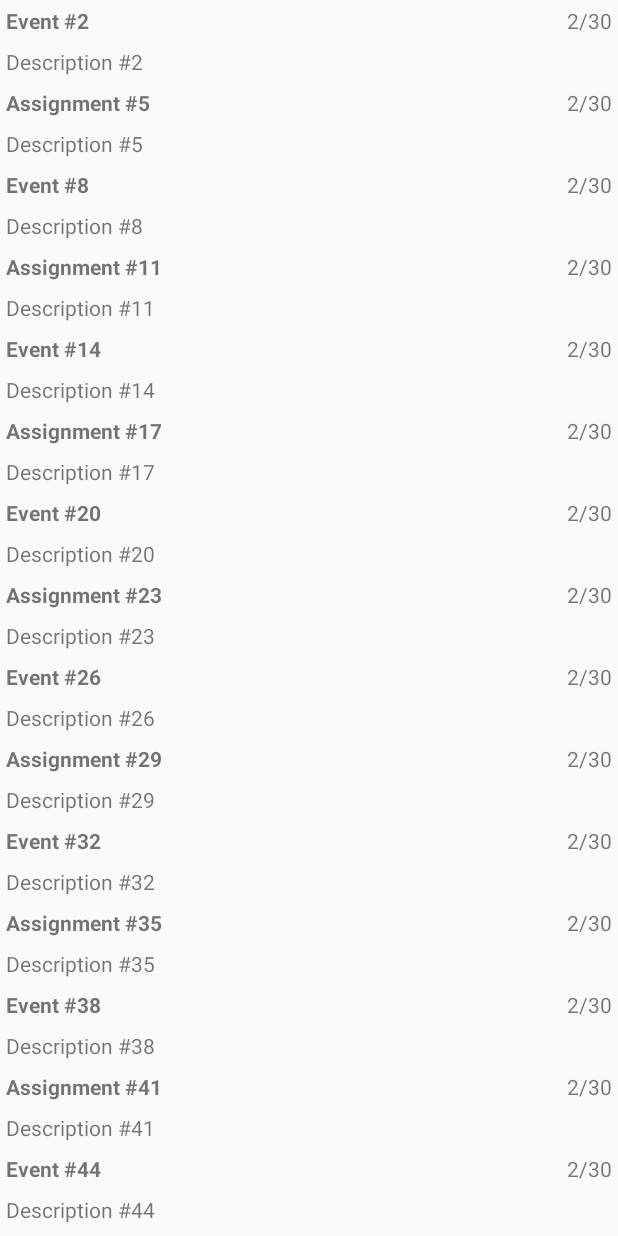
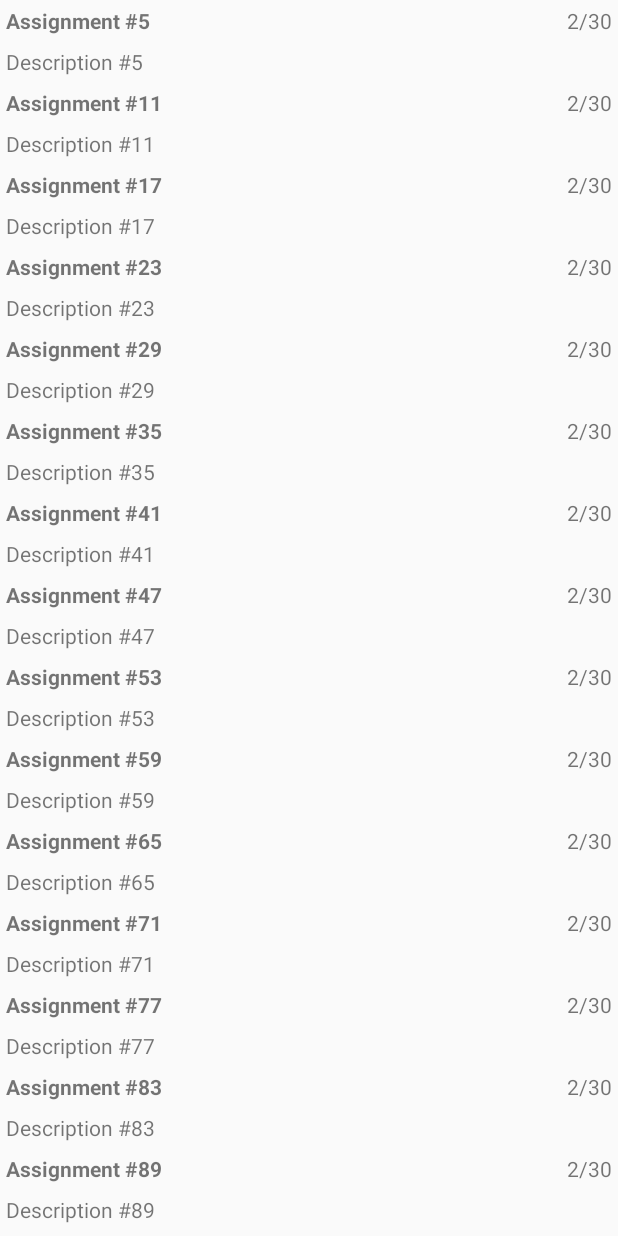
Before and after one commit to Valinthronix/OkayBlank, an Android app: the screen it shows after launch (MainActivity), in the side drawer, after a tap on an icon or button, on a phone screen of 412 x 824 dp. Run offline under Robolectric (Android 15) with nearby library versions, the phone set to English and light mode, and no system bars.

Commit message:
Hooked up assignment display separately

```diff
--- /dev/null
+++ b/app/src/main/java/com/emell/okayblank/AssignmentListFragment.java
@@ -0,0 +1,58 @@
+package com.emell.okayblank;
+
+import android.os.Bundle;
+import android.support.v7.widget.RecyclerView;
+import android.view.LayoutInflater;
+import android.view.View;
+import android.view.ViewGroup;
+import android.widget.TextView;
+
+import java.util.List;
+
+/**
+ * Created by Val on 3/29/2017.
+ */
+
+public class AssignmentListFragment extends EventListFragment {
+
+
+	public static AssignmentListFragment newInstance(String block){
+		Bundle args = new Bundle();
+		args.putString(ARG_BLOCK, block);
+
+		AssignmentListFragment fragment = new AssignmentListFragment();
+		fragment.setArguments(args);
+		return fragment;
+	}
+
+	@Override
+	protected List<Event> getEventList(EventMaster eventMaster) {
+		List<Event> events = eventMaster.getAssignmentsOfBlock(getArguments().getString(ARG_BLOCK));
+		return events;
+	}
+
+	@Override
+	protected EventHolder getHolder(View itemView){
+		return new AssignmentHolder(itemView);
+	}
+
+
+	protected class AssignmentHolder extends EventListFragment.EventHolder {
+
+
+		public AssignmentHolder(View itemView){
+			super(itemView);
+			itemView.setOnClickListener(this);
+			mTitleTextView = (TextView)
+					                 itemView.findViewById(R.id.list_item_event_title_text_view);
+			mDescriptionTextView = (TextView)
+					                       itemView.findViewById(R.id.list_item_event_description_text_view);
+			mDateTextView = (TextView)
+					                itemView.findViewById(R.id.list_item_event_date);
+		}
+
+	}
+
+
+
+}
--- a/app/src/main/java/com/emell/okayblank/DrawerWithFragmentActivity.java
+++ b/app/src/main/java/com/emell/okayblank/DrawerWithFragmentActivity.java
@@ -71,7 +71,7 @@ public abstract class DrawerWithFragmentActivity extends FragmentActivity {
 				@Override
 				public boolean onMenuItemClick(MenuItem item) {
 					FragmentTransaction ft = fm.beginTransaction();
-					ft.replace(R.id.drawer_fragment_container, EventListFragment.newInstance(item.getTitle().toString()));
+					ft.replace(R.id.drawer_fragment_container, AssignmentListFragment.newInstance(item.getTitle().toString()));
 					ft.commit();
 					return false;
 				}
--- a/app/src/main/java/com/emell/okayblank/EventListFragment.java
+++ b/app/src/main/java/com/emell/okayblank/EventListFragment.java
@@ -24,7 +24,7 @@ import static java.util.Locale.US;
  */
 
 public class EventListFragment extends Fragment {
-	private static final String ARG_BLOCK = "block";
+	protected static final String ARG_BLOCK = "block";
 
 	private RecyclerView mEventRecyclerView;
 	private EventAdapter mAdapter;
@@ -58,19 +58,23 @@ public class EventListFragment extends Fragment {
 		mEventRecyclerView.setAdapter(mAdapter);
 	}
 
-	private List<Event> getEventList(EventMaster eventMaster) {
+	protected List<Event> getEventList(EventMaster eventMaster) {
 		List<Event> events = eventMaster.getEventsOfBlock(getArguments().getString(ARG_BLOCK));
 		return events;
 	}
 
-	private class EventHolder extends RecyclerView.ViewHolder
+	protected EventHolder getHolder(View itemView){
+		return new EventHolder(itemView);
+	}
+
+	protected class EventHolder extends RecyclerView.ViewHolder
 			implements View.OnClickListener{
 
-		private Event mEvent;
+		protected Event mEvent;
 
-		private TextView mTitleTextView;
-		private TextView mDescriptionTextView;
-		private TextView mDateTextView;
+		protected TextView mTitleTextView;
+		protected TextView mDescriptionTextView;
+		protected TextView mDateTextView;
 
 		public EventHolder(View itemView){
 			super(itemView);
@@ -91,7 +95,6 @@ public class EventListFragment extends Fragment {
 		}
 
 
-
 		public void onClick(View v) {
 			final FragmentTransaction ft = getFragmentManager().beginTransaction();
 			ft.replace(R.id.drawer_fragment_container, EventFragment.newInstance(mEvent.getId()));
@@ -101,7 +104,7 @@ public class EventListFragment extends Fragment {
 
 	}
 
-	private class EventAdapter extends RecyclerView.Adapter<EventHolder>{
+	protected class EventAdapter extends RecyclerView.Adapter<EventHolder>{
 		private List<Event> mEvents;
 
 		public EventAdapter(List<Event> events){
@@ -111,8 +114,29 @@ public class EventListFragment extends Fragment {
 		@Override
 		public EventHolder onCreateViewHolder(ViewGroup parent, int viewType) {
 			LayoutInflater layoutInflater = LayoutInflater.from(getActivity());
-			View view = layoutInflater.inflate(R.layout.list_item_event, parent, false);
-			return new EventHolder(view);
+			switch (viewType) {
+				case 0:
+					View view = layoutInflater.inflate(R.layout.list_item_event, parent, false);
+					return getHolder(view);
+				case 1:
+					View view2 = layoutInflater.inflate(R.layout.list_item_assignment, parent, false);
+					return getHolder(view2);
+			}
+			return new EventHolder(layoutInflater.inflate(R.layout.list_item_event, parent, false));
+		}
+
+		public int getItemViewType(int position){
+			Event item = getItem(position);
+			if (item instanceof Assignment){
+				return 1;
+			}
+			else {
+				return 0;
+			}
+		}
+
+		public Event getItem(int position){
+			return mEvents.get(position);
 		}
 
 		public void onBindViewHolder(EventHolder holder, int position) {
--- a/app/src/main/java/com/emell/okayblank/EventMaster.java
+++ b/app/src/main/java/com/emell/okayblank/EventMaster.java
@@ -30,11 +30,11 @@ public class EventMaster {
 		for (int i = 0; i < 100; i++){
 			Event event;
 			if ((i % 2) == 0) {
-				event = new Assignment();
+				event = new Event();
 				event.setTitle("Event #" + i);
 			}
 			else{
-				event = new Event();
+				event = new Assignment();
 				event.setTitle("Assignment #" + i);
 			}
 			event.setDescription("Description #" + i);
@@ -80,14 +80,14 @@ public class EventMaster {
 		return events;
 	}
 
-	public List<Assignment> getAssignmentsOfBlock(String block) {
-		List<Assignment> events = new ArrayList<>();
+	public List<Event> getAssignmentsOfBlock(String block) {
+		List<Event> events = new ArrayList<>();
 		if (block.equals("all")){
 			getEvents();
 		}
 		for (Event event : mEvents){
 			if (event.getBlock().equals(block) && event instanceof Assignment){
-				events.add((Assignment)event);
+				events.add(event);
 			}
 		}
 		return events;
--- /dev/null
+++ b/app/src/main/res/layout/list_item_assignment.xml
@@ -0,0 +1,32 @@
+<?xml version="1.0" encoding="utf-8"?>
+<RelativeLayout
+	xmlns:android="http://schemas.android.com/apk/res/android"
+	xmlns:tools="http://schemas.android.com/tools"
+	android:layout_width="match_parent"
+	android:layout_height="wrap_content"
+	>
+
+	<TextView
+		android:id="@+id/list_item_event_date"
+		android:layout_width="wrap_content"
+		android:layout_height="wrap_content"
+		android:padding="4dp"
+		android:layout_alignParentRight="true"
+		tools:text="Event Date"/>
+	<TextView
+		android:id="@+id/list_item_event_title_text_view"
+		android:layout_width="match_parent"
+		android:layout_height="wrap_content"
+		android:layout_toLeftOf="@id/list_item_event_date"
+		android:textStyle="bold"
+		android:padding="4dp"
+		tools:text="Event Title"/>
+
+	<TextView
+		android:id="@+id/list_item_event_description_text_view"
+		android:layout_width="match_parent"
+		android:layout_height="wrap_content"
+		android:layout_below="@id/list_item_event_title_text_view"
+		android:padding="4dp"
+		tools:text="Event Description"/>
+</RelativeLayout>
--- a/app/src/main/res/layout/list_item_event.xml
+++ b/app/src/main/res/layout/list_item_event.xml
@@ -29,7 +29,4 @@
         android:layout_below="@id/list_item_event_title_text_view"
         android:padding="4dp"
         tools:text="Event Description"/>
-
-
-
 </RelativeLayout>
```
